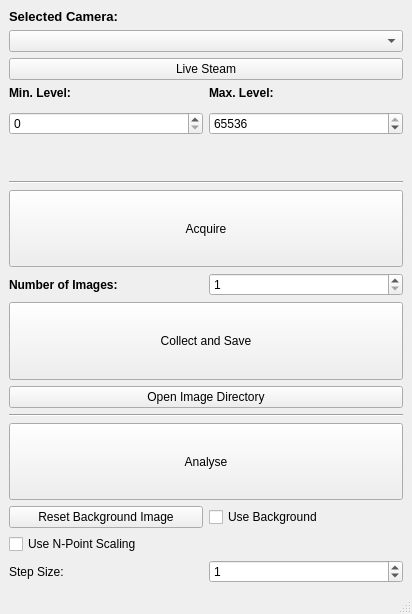
Qt form Apps/imageCollector/TESTER/view/view.ui (VELA-CLARA-software/Software) before a commit.
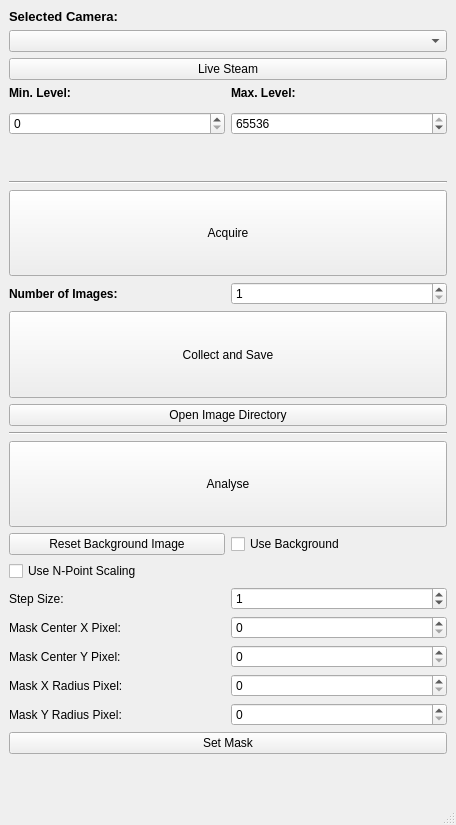
The same form after that commit. Icons and pictures are not drawn.

Diff of the .ui file:
```diff
--- a/Apps/imageCollector/TESTER/view/view.ui
+++ b/Apps/imageCollector/TESTER/view/view.ui
@@ -6,8 +6,8 @@
    <rect>
     <x>0</x>
     <y>0</y>
-    <width>412</width>
-    <height>614</height>
+    <width>456</width>
+    <height>825</height>
    </rect>
   </property>
   <property name="sizePolicy">
@@ -36,6 +36,12 @@
         <verstretch>20</verstretch>
        </sizepolicy>
       </property>
+      <property name="maximumSize">
+       <size>
+        <width>16777215</width>
+        <height>100</height>
+       </size>
+      </property>
       <property name="text">
        <string>Analyse</string>
       </property>
@@ -259,6 +265,85 @@
       </property>
      </widget>
     </item>
+    <item row="17" column="1">
+     <widget class="QSpinBox" name="maskX_spinBox">
+      <property name="maximum">
+       <number>9999</number>
+      </property>
+     </widget>
+    </item>
+    <item row="18" column="1">
+     <widget class="QSpinBox" name="maskY_spinBox">
+      <property name="maximum">
+       <number>9999</number>
+      </property>
+     </widget>
+    </item>
+    <item row="19" column="1">
+     <widget class="QSpinBox" name="maskXRadius_spinBox">
+      <property name="maximum">
+       <number>9999</number>
+      </property>
+     </widget>
+    </item>
+    <item row="20" column="1">
+     <widget class="QSpinBox" name="maskYRadius_spinBox">
+      <property name="maximum">
+       <number>9999</number>
+      </property>
+     </widget>
+    </item>
+    <item row="17" column="0">
+     <widget class="QLabel" name="label_6">
+      <property name="text">
+       <string>Mask Center X Pixel:</string>
+      </property>
+     </widget>
+    </item>
+    <item row="18" column="0">
+     <widget class="QLabel" name="label_7">
+      <property name="text">
+       <string>Mask Center Y Pixel:</string>
+      </property>
+     </widget>
+    </item>
+    <item row="19" column="0">
+     <widget class="QLabel" name="label_8">
+      <property name="text">
+       <string>Mask X Radius Pixel:</string>
+      </property>
+     </widget>
+    </item>
+    <item row="20" column="0">
+     <widget class="QLabel" name="label_9">
+      <property name="text">
+       <string>Mask Y Radius Pixel:</string>
+      </property>
+     </widget>
+    </item>
+    <item row="21" column="0" colspan="2">
+     <widget class="QPushButton" name="setMask_pushButton">
+      <property name="text">
+       <string>Set Mask</string>
+      </property>
+     </widget>
+    </item>
+    <item row="0" column="2" rowspan="23">
+     <layout class="QGridLayout" name="gridLayout_2"/>
+    </item>
+    <item row="22" column="0" colspan="2">
+     <spacer name="verticalSpacer_2">
+      <property name="orientation">
+       <enum>Qt::Vertical</enum>
+      </property>
+      <property name="sizeHint" stdset="0">
+       <size>
+        <width>20</width>
+        <height>40</height>
+       </size>
+      </property>
+     </spacer>
+    </item>
    </layout>
   </widget>
   <widget class="QMenuBar" name="menubar">
```
Left out of the diff: 73 changed lines with no effect on the pictures.
